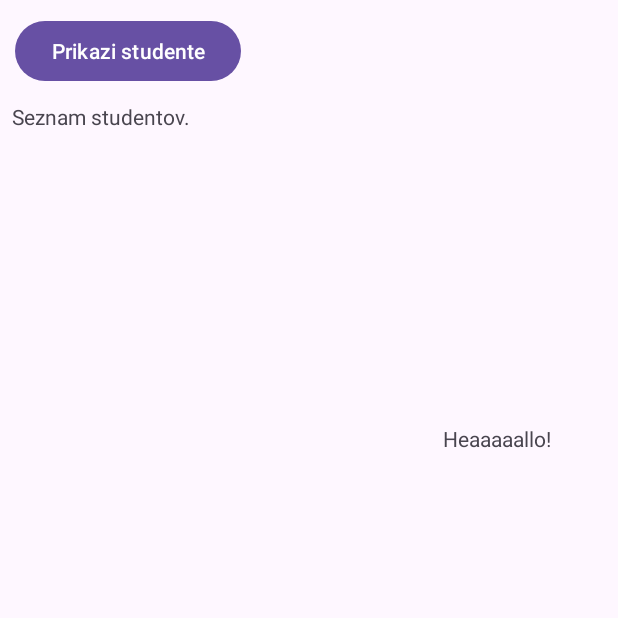
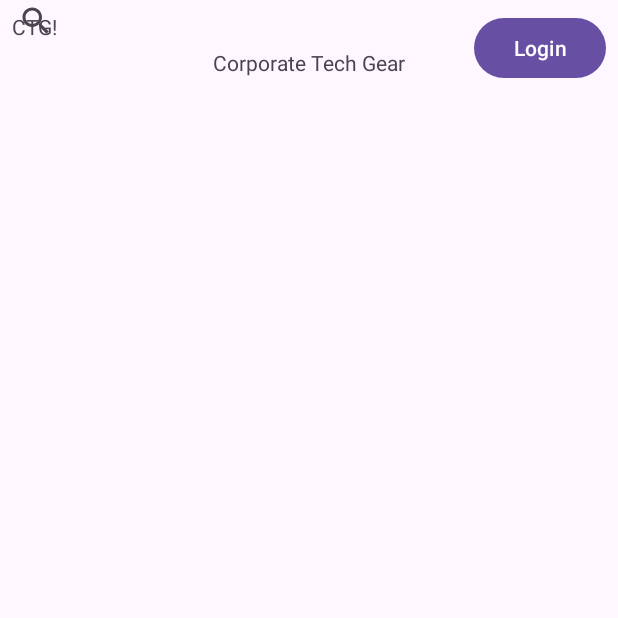
Before and after one commit to MatejMedvescek755/CorporateTechGear, an Android app: the screen it shows after launch (MainActivity), on a phone screen of 412 x 824 dp, the top half of it. Run offline under Robolectric (Android 15) with nearby library versions, the phone set to English and light mode, and no system bars; our stand-ins replace Volley.

Commit message:
update appu preden ga premaknem

```diff
--- a/ShopApp/app/src/main/java/com/example/shopapp/MainActivity.java
+++ b/ShopApp/app/src/main/java/com/example/shopapp/MainActivity.java
@@ -9,6 +9,7 @@ import android.os.Bundle;
 import android.text.method.ScrollingMovementMethod;
 import android.util.Log;
 import android.view.View;
+import android.widget.Button;
 import android.widget.TextView;
 import androidx.appcompat.app.AppCompatActivity;
 import com.android.volley.RequestQueue;
@@ -24,23 +25,27 @@ import java.util.ArrayList;
 public class MainActivity extends AppCompatActivity {
 
     private RequestQueue requestQueue;
-    private TextView osebe;
+    private Button login;
     private String url = "https://is-university.azurewebsites.net/api/v1/student";
 
     @Override
     protected void onCreate(Bundle savedInstanceState) {
         super.onCreate(savedInstanceState);
         setContentView(R.layout.activity_main);
-        requestQueue = Volley.newRequestQueue(getApplicationContext());
-        osebe = (TextView) findViewById(R.id.osebe);
+        login = super.findViewById(R.id.button2);
+
+        login.setOnClickListener(new View.OnClickListener(){
+            @Override
+            public void onClick(View v){
+                login.setVisibility(View.GONE);
+                login = findViewById(R.id.button3);
+                System.out.println("Hello");
+                Intent i = new Intent(MainActivity.this,LoginActivity.class);
+                startActivity(i);
+            }
+        });
     }
 
-    public  void prikaziOsebe(View view){
-        if (view != null){
-            JsonArrayRequest request = new JsonArrayRequest(url, jsonArrayListener, errorListener);
-            requestQueue.add(request);
-        }
-    }
 
     private Response.Listener<JSONArray> jsonArrayListener = new Response.Listener<JSONArray>() {
         @Override
@@ -62,15 +67,6 @@ public class MainActivity extends AppCompatActivity {
 
                 }
             }
-
-            osebe.setText("");
-
-
-            for (String row: data){
-                String currentText = osebe.getText().toString();
-                osebe.setText(currentText + "\n\n" + row);
-            }
-
         }
 
     };
--- a/ShopApp/app/src/main/res/layout/activity_main.xml
+++ b/ShopApp/app/src/main/res/layout/activity_main.xml
@@ -6,44 +6,79 @@
     android:layout_height="match_parent"
     tools:context=".MainActivity">
 
+    <LinearLayout
+        android:layout_width="match_parent"
+        android:layout_height="wrap_content"
+        android:orientation="horizontal"
+        tools:ignore="MissingConstraints"
+        android:paddingTop="8dp"
+        android:paddingBottom="8dp"
+        android:paddingStart="8dp"
+        android:paddingEnd="8dp"
+        >
+
+        <TextView
+            android:id="@+id/textView2"
+            android:layout_width="0dp"
+            android:layout_height="wrap_content"
+            android:layout_weight="1"
+            android:text="CTG!"
+            app:layout_constraintBottom_toBottomOf="parent"
+            app:layout_constraintEnd_toEndOf="parent"
+            app:layout_constraintHorizontal_bias="0.459"
+            app:layout_constraintStart_toStartOf="parent"
+            app:layout_constraintTop_toTopOf="parent"
+            app:layout_constraintVertical_bias="0.837" />
+
+            <LinearLayout
+                android:layout_width="0dp"
+                android:layout_weight="1"
+                android:layout_height="wrap_content"
+                android:gravity="end"
+                android:orientation="horizontal"
+                tools:ignore="MissingConstraints"
+
+            >
+                <Button
+                    android:id="@+id/button2"
+                    android:layout_width="wrap_content"
+                    android:layout_height="wrap_content"
+                    android:text="Login"
+                    />
+
+                <Button
+                    android:id="@+id/button_cart"
+                    android:layout_width="wrap_content"
+                    android:layout_height="wrap_content"
+                    android:text="Cart"
+                    android:visibility="gone"
+                    />
+            </LinearLayout>
+
+
+
+    </LinearLayout>
+
+
+
+
+
     <TextView
+        android:id="@+id/textView"
         android:layout_width="wrap_content"
         android:layout_height="wrap_content"
-        android:text="Heaaaaallo!"
-        app:layout_constraintBottom_toBottomOf="parent"
+        android:layout_marginTop="32dp"
+        android:text="Corporate Tech Gear"
         app:layout_constraintEnd_toEndOf="parent"
-        app:layout_constraintHorizontal_bias="0.869"
+        app:layout_constraintHorizontal_bias="0.501"
         app:layout_constraintStart_toStartOf="parent"
-        app:layout_constraintTop_toTopOf="parent"
-        app:layout_constraintVertical_bias="0.351" />
+        app:layout_constraintTop_toTopOf="parent" />
 
-    <TextView
-
-        android:id="@+id/osebe"
-        android:layout_width="wrap_content"
-        android:layout_height="0dp"
-        android:layout_marginLeft="8dp"
-        android:layout_marginTop="10dp"
-        android:layout_marginBottom="10dp"
-        android:text="Seznam studentov."
-        app:layout_constraintBottom_toBottomOf="parent"
-        app:layout_constraintLeft_toLeftOf="parent"
-        app:layout_constraintTop_toBottomOf="@+id/button"
-        app:layout_constraintVertical_bias="1.0"
-        tools:layout_constraintLeft_creator="1"
-        tools:layout_constraintTop_creator="1" />
-
-    <Button
-        android:id="@+id/button"
-        android:layout_width="wrap_content"
-        android:layout_height="wrap_content"
-        android:layout_marginLeft="10dp"
-        android:layout_marginTop="10dp"
-        android:onClick="prikaziOsebe"
-        android:text="Prikazi studente"
-        app:layout_constraintLeft_toLeftOf="parent"
-        app:layout_constraintTop_toTopOf="parent"
-        tools:layout_constraintLeft_creator="1"
-        tools:layout_constraintTop_creator="1" />
+    <SearchView
+        android:id="@+id/searchView"
+        android:layout_width="263dp"
+        android:layout_height="27dp"
+        tools:layout_editor_absoluteX="8dp"
+        tools:layout_editor_absoluteY="114dp" />
 
 </androidx.constraintlayout.widget.ConstraintLayout>
```
Also changed, not shown: ShopApp/app/src/main/java/com/example/shopapp/LoginActivity.java (+15 -0 lines), ShopApp/app/src/main/res/layout/activity_login.xml (+40 -0 lines).
